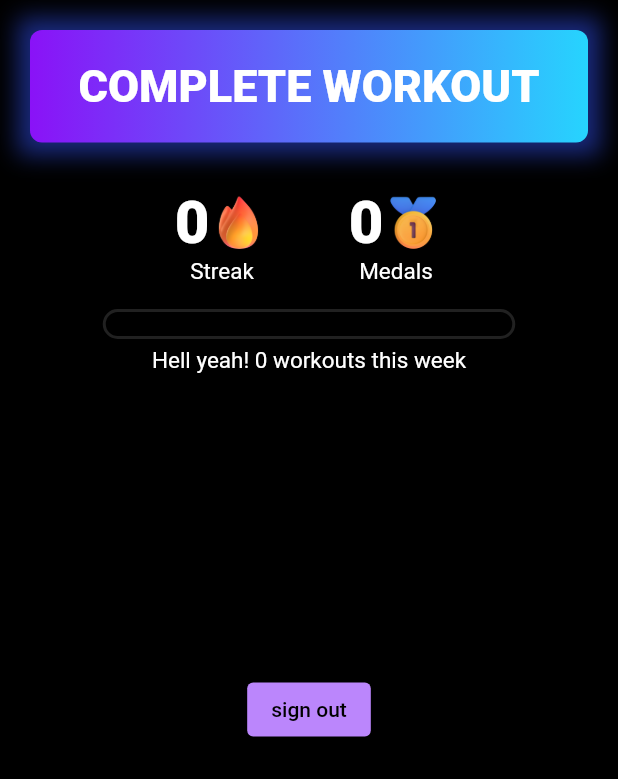
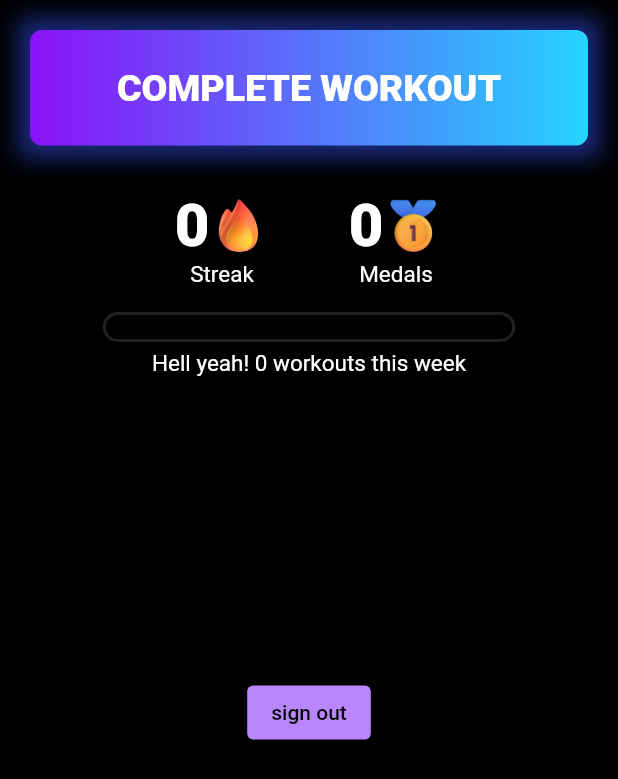
Before and after one commit to ethernetz/hot-summer, a Flutter app: the screen it shows once a user with an empty profile is signed in, after a tap on "START WORKOUT", on a phone screen of 412 x 824 dp. Shown: the top 779 px of the screen. Run offline on Flutter 3.47's test engine with Material 2 defaults, Android fonts, the phone set to English and light mode, and no system bars; our stand-ins replace cloud_firestore, firebase_auth, firebase_core, firebase_crashlytics, google_fonts, google_sign_in and 1 more; accounts and stored records are empty; network calls fail.

Commit message:
add animated switcher to workout button

```diff
--- a/app/lib/components/workout_button.dart
+++ b/app/lib/components/workout_button.dart
@@ -19,22 +19,37 @@ class WorkoutButton extends StatelessWidget {
       child: Selector<CurrentWorkoutProvider, bool>(
         selector: (_, provider) => provider.isWorkingOut,
         builder: (_, isWorkingOut, __) {
-            return isWorkingOut
-                ? Text(
+          return AnimatedSwitcher(
+            duration: const Duration(milliseconds: 25),
+            child: Builder(
+              key: ValueKey(isWorkingOut),
+              builder: (BuildContext context) {
+                if (isWorkingOut) {
+                  return Container(
+                    height: 37,
+                    alignment: Alignment.center,
+                    child: Text(
                       "COMPLETE WORKOUT",
                       style: GoogleFonts.kumbhSans(
                         fontWeight: FontWeight.w900,
-                      fontSize: 30,
+                        fontSize: 25,
                       ),
-                  )
-                : Text(
+                    ),
+                  );
+                } else {
+                  return Text(
                     "START WORKOUT",
                     style: GoogleFonts.kumbhSans(
                       fontWeight: FontWeight.w900,
                       fontSize: 30,
                     ),
                   );
+                }
               },
-        ));
+            ),
+          );
+        },
+      ),
+    );
   }
 }
```
Lines whose indentation alone changed are shown as unchanged.
